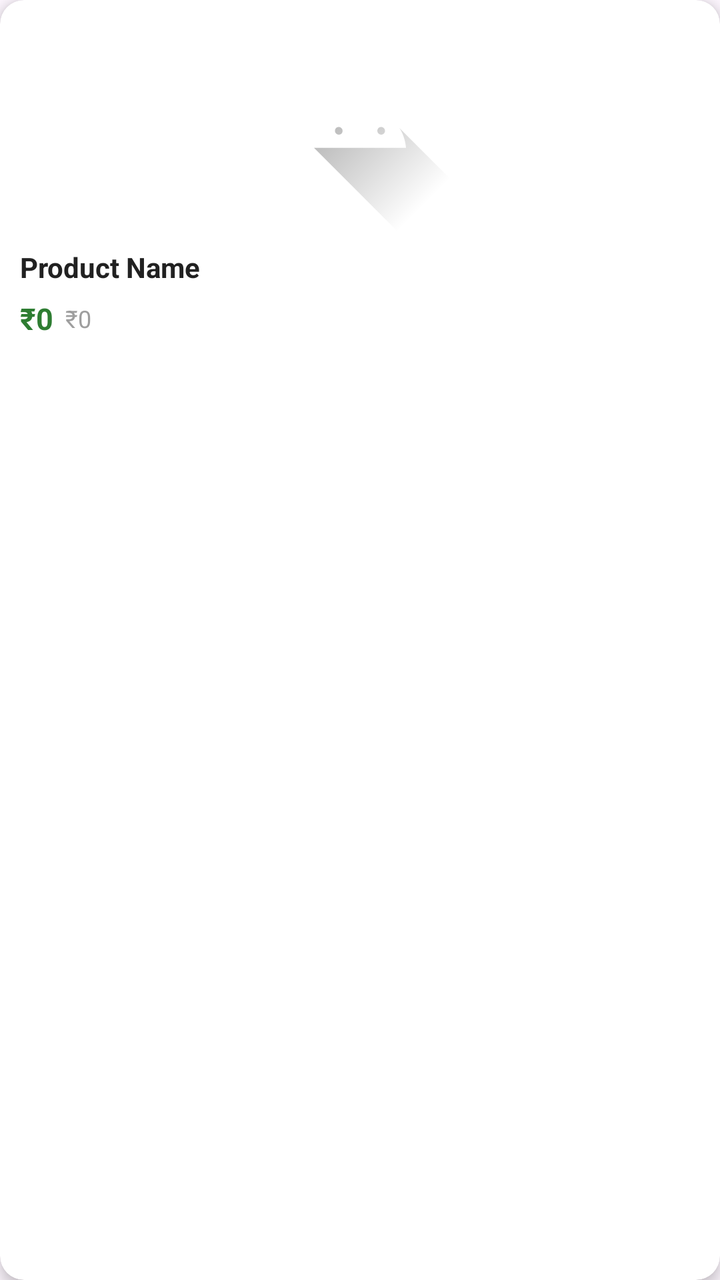
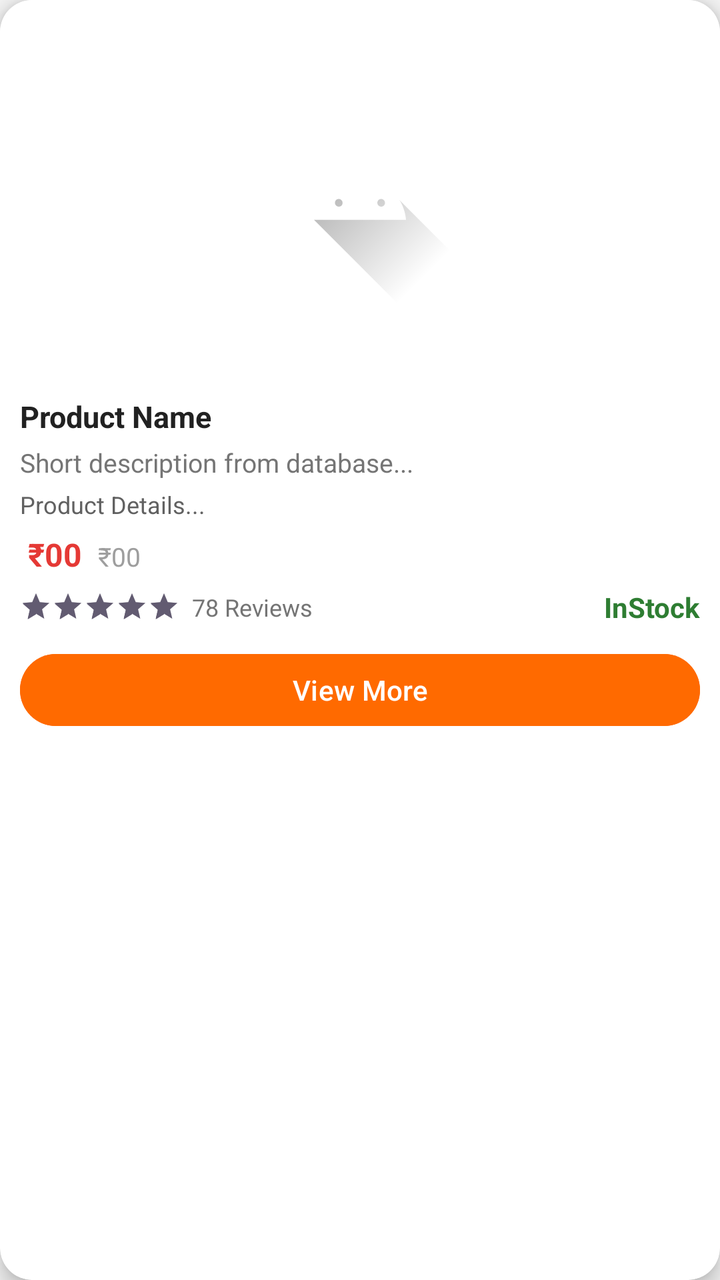

Screens rendered from an Android XML layout before and after an edit, with the pre-edit source and the edit as a unified diff.
<!-- AndroidManifest.xml: application theme Theme.BulkAgrochem -->
<!-- res/layout/item_product.xml -->
<?xml version="1.0" encoding="utf-8"?>
<androidx.cardview.widget.CardView
    xmlns:android="http://schemas.android.com/apk/res/android"
    xmlns:app="http://schemas.android.com/apk/res-auto"
    android:layout_width="match_parent"
    android:layout_height="wrap_content"
    android:layout_margin="8dp"

    android:clickable="true"
    android:focusable="true"
    android:foreground="?attr/selectableItemBackground"

    app:cardCornerRadius="12dp"
    app:cardElevation="4dp">

    <LinearLayout
        android:layout_width="match_parent"
        android:layout_height="wrap_content"
        android:orientation="vertical"
        android:padding="10dp">

        
        <ImageView
            android:id="@+id/imgProduct"
            android:layout_width="match_parent"
            android:layout_height="match_parent"
            android:scaleType="centerInside"
            android:src="@drawable/ic_launcher_foreground" />

        
        <TextView
            android:id="@+id/txtProductName"
            android:layout_width="match_parent"
            android:layout_height="wrap_content"
            android:layout_marginTop="6dp"
            android:maxLines="2"
            android:ellipsize="end"
            android:text="Product Name"
            android:textColor="#212121"
            android:textSize="14sp"
            android:textStyle="bold" />

        
        <LinearLayout
            android:layout_width="wrap_content"
            android:layout_height="wrap_content"
            android:orientation="horizontal"
            android:layout_marginTop="6dp"
            android:gravity="center_vertical">

            
            <TextView
                android:id="@+id/txtProductPrice"
                android:layout_width="wrap_content"
                android:layout_height="wrap_content"
                android:text="₹0"
                android:textColor="#2E7D32"
                android:textSize="15sp"
                android:textStyle="bold" />

            
            <TextView
                android:id="@+id/txtOriginalPrice"
                android:layout_width="wrap_content"
                android:layout_height="wrap_content"
                android:layout_marginStart="6dp"
                android:text="₹0"
                android:textColor="#9E9E9E"
                android:textSize="12sp" />

        </LinearLayout>

        
        <TextView
            android:id="@+id/txtDiscount"
            android:layout_width="wrap_content"
            android:layout_height="wrap_content"
            android:layout_marginTop="4dp"
            android:text="10% OFF"
            android:textSize="11sp"
            android:textColor="#FFFFFF"
            android:padding="4dp"
            android:background="@drawable/bg_discount"
            android:visibility="gone"/>


    </LinearLayout>

</androidx.cardview.widget.CardView>
<!-- resources referenced by this layout -->
<resources>
  <!-- drawable bg_discount (drawable) -->
  <shape xmlns:android="http://schemas.android.com/apk/res/android">
      <solid android:color="#D32F2F"/>
      <corners android:radius="6dp"/>
  </shape>
  <!-- drawable ic_launcher_foreground (drawable) -->
  <vector xmlns:android="http://schemas.android.com/apk/res/android"
      xmlns:aapt="http://schemas.android.com/aapt"
      android:width="108dp"
      android:height="108dp"
      android:viewportWidth="108"
      android:viewportHeight="108">
      <path android:pathData="M31,63.928c0,0 6.4,-11 12.1,-13.1c7.2,-2.6 26,-1.4 26,-1.4l38.1,38.1L107,108.928l-32,-1L31,63.928z">
          <aapt:attr name="android:fillColor">
              <gradient
                  android:endX="85.84757"
                  android:endY="92.4963"
                  android:startX="42.9492"
                  android:startY="49.59793"
                  android:type="linear">
                  <item
                      android:color="#44000000"
                      android:offset="0.0" />
                  <item
                      android:color="#00000000"
                      android:offset="1.0" />
              </gradient>
          </aapt:attr>
      </path>
      <path
          android:fillColor="#FFFFFF"
          android:fillType="nonZero"
          android:pathData="M65.3,45.828l3.8,-6.6c0.2,-0.4 0.1,-0.9 -0.3,-1.1c-0.4,-0.2 -0.9,-0.1 -1.1,0.3l-3.9,6.7c-6.3,-2.8 -13.4,-2.8 -19.7,0l-3.9,-6.7c-0.2,-0.4 -0.7,-0.5 -1.1,-0.3C38.8,38.328 38.7,38.828 38.9,39.228l3.8,6.6C36.2,49.428 31.7,56.028 31,63.928h46C76.3,56.028 71.8,49.428 65.3,45.828zM43.4,57.328c-0.8,0 -1.5,-0.5 -1.8,-1.2c-0.3,-0.7 -0.1,-1.5 0.4,-2.1c0.5,-0.5 1.4,-0.7 2.1,-0.4c0.7,0.3 1.2,1 1.2,1.8C45.3,56.528 44.5,57.328 43.4,57.328L43.4,57.328zM64.6,57.328c-0.8,0 -1.5,-0.5 -1.8,-1.2s-0.1,-1.5 0.4,-2.1c0.5,-0.5 1.4,-0.7 2.1,-0.4c0.7,0.3 1.2,1 1.2,1.8C66.5,56.528 65.6,57.328 64.6,57.328L64.6,57.328z"
          android:strokeWidth="1"
          android:strokeColor="#00000000" />
  </vector>
  <style name="Theme.BulkAgrochem" parent="Base.Theme.BulkAgrochem" />
  <style name="Base.Theme.BulkAgrochem" parent="Theme.Material3.DayNight.NoActionBar">
          
          
      </style>
</resources>

<!-- the commit's change to res/layout/item_product.xml (unified diff, before → after) -->
@@ -5,68 +5,140 @@
     android:layout_width="match_parent"
     android:layout_height="wrap_content"
     android:layout_margin="8dp"
-
     android:clickable="true"
     android:focusable="true"
+    android:background="#FFFFFF"
     android:foreground="?attr/selectableItemBackground"
-
-    app:cardCornerRadius="12dp"
-    app:cardElevation="4dp">
+    app:cardCornerRadius="16dp"
+    app:cardElevation="6dp">
 
     <LinearLayout
         android:layout_width="match_parent"
         android:layout_height="wrap_content"
         android:orientation="vertical"
-        android:padding="10dp">
+        android:padding="10dp"
+        android:background="#FFFFFF">
 
         
-        <ImageView
-            android:id="@+id/imgProduct"
+        <FrameLayout
             android:layout_width="match_parent"
-            android:layout_height="match_parent"
-            android:scaleType="centerInside"
-            android:src="@drawable/ic_launcher_foreground" />
+            android:layout_height="180dp">
+
+            
+            <ImageView
+                android:id="@+id/imgProduct"
+                android:layout_width="match_parent"
+                android:layout_height="match_parent"
+                android:scaleType="centerInside"
+                android:src="@drawable/ic_launcher_foreground"/>
+
+        </FrameLayout>
 
         
         <TextView
             android:id="@+id/txtProductName"
             android:layout_width="match_parent"
             android:layout_height="wrap_content"
-            android:layout_marginTop="6dp"
+            android:layout_marginTop="8dp"
             android:maxLines="2"
             android:ellipsize="end"
             android:text="Product Name"
             android:textColor="#212121"
-            android:textSize="14sp"
-            android:textStyle="bold" />
+            android:textSize="15sp"
+            android:textStyle="bold"/>
+
+        
+        <TextView
+            android:id="@+id/txtDescription"
+            android:layout_width="match_parent"
+            android:layout_height="wrap_content"
+            android:maxLines="2"
+            android:ellipsize="end"
+            android:text="Short description from database..."
+            android:textSize="13sp"
+            android:textColor="#757575"
+            android:layout_marginTop="4dp"/>
+
+        
+        <TextView
+            android:id="@+id/txtDetails"
+            android:layout_width="match_parent"
+            android:layout_height="wrap_content"
+            android:maxLines="3"
+            android:ellipsize="end"
+            android:text="Product Details..."
+            android:textSize="12sp"
+            android:textColor="#616161"
+            android:layout_marginTop="4dp"/>
 
         
         <LinearLayout
             android:layout_width="wrap_content"
             android:layout_height="wrap_content"
             android:orientation="horizontal"
+            android:layout_marginTop="6dp">
+
+            <TextView
+                android:id="@+id/txtProductPrice"
+                android:layout_width="wrap_content"
+                android:layout_height="wrap_content"
+                android:text=" ₹00"
+                android:textColor="#E53935"
+                android:textSize="16sp"
+                android:textStyle="bold"
+                android:layout_marginEnd="8dp"/>
+
+            <TextView
+                android:id="@+id/txtOriginalPrice"
+                android:layout_width="wrap_content"
+                android:layout_height="wrap_content"
+                android:text="₹00"
+                android:textSize="13sp"
+                android:textColor="#9E9E9E" />
+
+        </LinearLayout>
+
+        
+        <LinearLayout
+            android:layout_width="match_parent"
+            android:layout_height="wrap_content"
+            android:orientation="horizontal"
             android:layout_marginTop="6dp"
             android:gravity="center_vertical">
 
             
-            <TextView
-                android:id="@+id/txtProductPrice"
+            <RatingBar
+                android:id="@+id/ratingBar"
+                style="?android:attr/ratingBarStyleSmall"
                 android:layout_width="wrap_content"
                 android:layout_height="wrap_content"
-                android:text="₹0"
-                android:textColor="#2E7D32"
-                android:textSize="15sp"
-                android:textStyle="bold" />
+                android:numStars="5"
+                android:stepSize="0.5"
+                android:isIndicator="true"
+                android:rating="5"/>
+
+            <TextView
+                android:id="@+id/txtReviews"
+                android:layout_width="wrap_content"
+                android:layout_height="wrap_content"
+                android:text="78 Reviews"
+                android:textSize="12sp"
+                android:textColor="#757575"
+                android:layout_marginStart="6dp"/>
 
             
+            <View
+                android:layout_width="0dp"
+                android:layout_height="0dp"
+                android:layout_weight="1" />
+
             <TextView
-                android:id="@+id/txtOriginalPrice"
+                android:id="@+id/txtStock"
                 android:layout_width="wrap_content"
                 android:layout_height="wrap_content"
-                android:layout_marginStart="6dp"
-                android:text="₹0"
-                android:textColor="#9E9E9E"
-                android:textSize="12sp" />
+                android:text="InStock"
+                android:textColor="#2E7D32"
+                android:textStyle="bold" />
 
         </LinearLayout>
 
@@ -75,7 +147,7 @@
             android:id="@+id/txtDiscount"
             android:layout_width="wrap_content"
             android:layout_height="wrap_content"
-            android:layout_marginTop="4dp"
+            android:layout_marginTop="6dp"
             android:text="10% OFF"
             android:textSize="11sp"
             android:textColor="#FFFFFF"
@@ -83,6 +155,15 @@
             android:background="@drawable/bg_discount"
             android:visibility="gone"/>
 
+        
+        <Button
+            android:id="@+id/ViewDetailBtn"
+            android:layout_width="match_parent"
+            android:layout_height="44dp"
+            android:text="View More"
+            android:layout_marginTop="10dp"
+            android:backgroundTint="#FF6A00"
+            android:textColor="#FFFFFF"/>
 
     </LinearLayout>
 
<!-- resource entries referenced after the edit -->
@@ -39,7 +39,9 @@
   <style name="Theme.BulkAgrochem" parent="Base.Theme.BulkAgrochem" />
   <style name="Base.Theme.BulkAgrochem" parent="Theme.Material3.DayNight.NoActionBar">
           
-          
+          <item name="android:windowBackground">@color/app_background</item>
+          <item name="colorSurface">@color/app_background</item>
       </style>
+  <color name="app_background">#F5F5F5</color>
 </resources>
 
